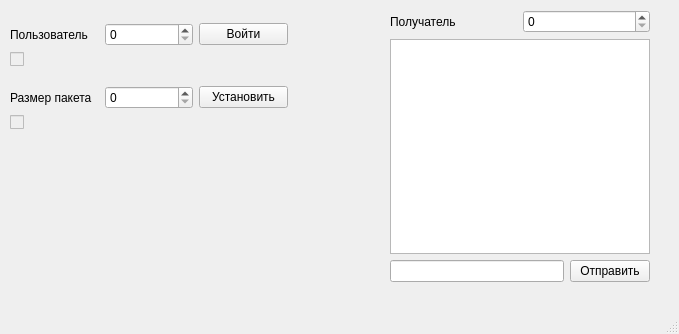
senyabk/PracticeChatUDP, file ChatClient/mainwindow.ui: the form before one commit.
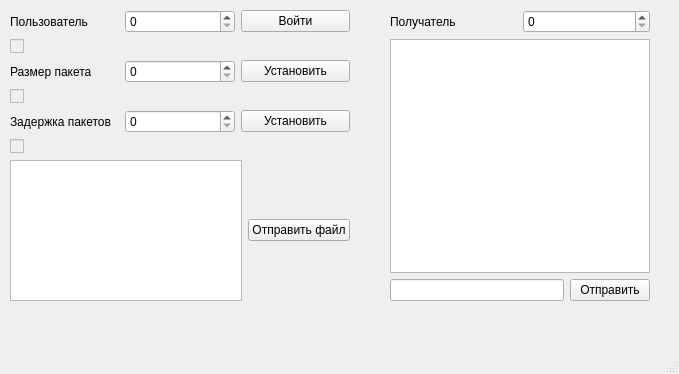
The form after the commit.

Diff of the .ui file:
```diff
--- a/ChatClient/mainwindow.ui
+++ b/ChatClient/mainwindow.ui
@@ -7,7 +7,7 @@
     <x>0</x>
     <y>0</y>
     <width>679</width>
-    <height>334</height>
+    <height>374</height>
    </rect>
   </property>
   <property name="windowTitle">
@@ -20,7 +20,7 @@
       <x>390</x>
       <y>10</y>
       <width>260</width>
-      <height>272</height>
+      <height>291</height>
      </rect>
     </property>
     <layout class="QVBoxLayout" name="verticalLayout_2">
@@ -70,10 +70,14 @@
      <rect>
       <x>10</x>
       <y>10</y>
-      <width>278</width>
-      <height>133</height>
+      <width>340</width>
+      <height>291</height>
      </rect>
     </property>
+    <layout class="QVBoxLayout" name="verticalLayout_8">
+     <item>
+      <layout class="QVBoxLayout" name="verticalLayout_7">
+       <item>
     <layout class="QVBoxLayout" name="verticalLayout_5">
      <item>
       <layout class="QVBoxLayout" name="verticalLayout_3">
@@ -129,7 +133,11 @@
           </widget>
          </item>
          <item>
-          <widget class="QSpinBox" name="sizeSpinBox"/>
+              <widget class="QSpinBox" name="sizeSpinBox">
+               <property name="maximum">
+                <number>999999999</number>
+               </property>
+              </widget>
          </item>
          <item>
           <widget class="QPushButton" name="sizeButton">
@@ -147,6 +155,63 @@
          </property>
          <property name="text">
           <string/>
+             </property>
+            </widget>
+           </item>
+          </layout>
+         </item>
+        </layout>
+       </item>
+       <item>
+        <layout class="QVBoxLayout" name="verticalLayout_6">
+         <item>
+          <layout class="QHBoxLayout" name="horizontalLayout_5">
+           <item>
+            <widget class="QLabel" name="label_4">
+             <property name="text">
+              <string>Задержка пакетов</string>
+             </property>
+            </widget>
+           </item>
+           <item>
+            <widget class="QSpinBox" name="delaySpinBox">
+             <property name="maximum">
+              <number>999999999</number>
+             </property>
+            </widget>
+           </item>
+           <item>
+            <widget class="QPushButton" name="delayButton">
+             <property name="text">
+              <string>Установить</string>
+             </property>
+            </widget>
+           </item>
+          </layout>
+         </item>
+         <item>
+          <widget class="QCheckBox" name="checkBox_3">
+           <property name="enabled">
+            <bool>false</bool>
+           </property>
+           <property name="text">
+            <string/>
+           </property>
+          </widget>
+         </item>
+        </layout>
+       </item>
+      </layout>
+     </item>
+     <item>
+      <layout class="QHBoxLayout" name="horizontalLayout_6">
+       <item>
+        <widget class="QTextEdit" name="textEdit_2"/>
+       </item>
+       <item>
+        <widget class="QPushButton" name="sendFile">
+         <property name="text">
+          <string>Отправить файл</string>
          </property>
         </widget>
        </item>
```
Lines whose indentation alone changed are shown as unchanged.
